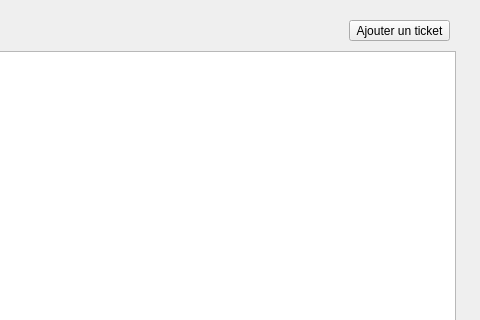
madisonnoyer54/EasyTicket, file clientwidget.ui: the form before one commit; both pictures show x 320 to 800 and y 0 to 320 of the 800 by 600 pixel window.
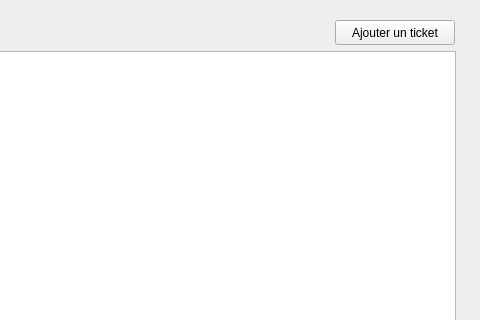
The form after the commit.

```diff
--- a/clientwidget.ui
+++ b/clientwidget.ui
@@ -26,10 +26,10 @@
   <widget class="QPushButton" name="ajouterUnTicket">
    <property name="geometry">
     <rect>
-     <x>669</x>
+     <x>655</x>
      <y>20</y>
-     <width>101</width>
-     <height>21</height>
+     <width>120</width>
+     <height>25</height>
     </rect>
    </property>
    <property name="text">
```
Left out of the diff: 6 changed lines with no effect on the pictures.
